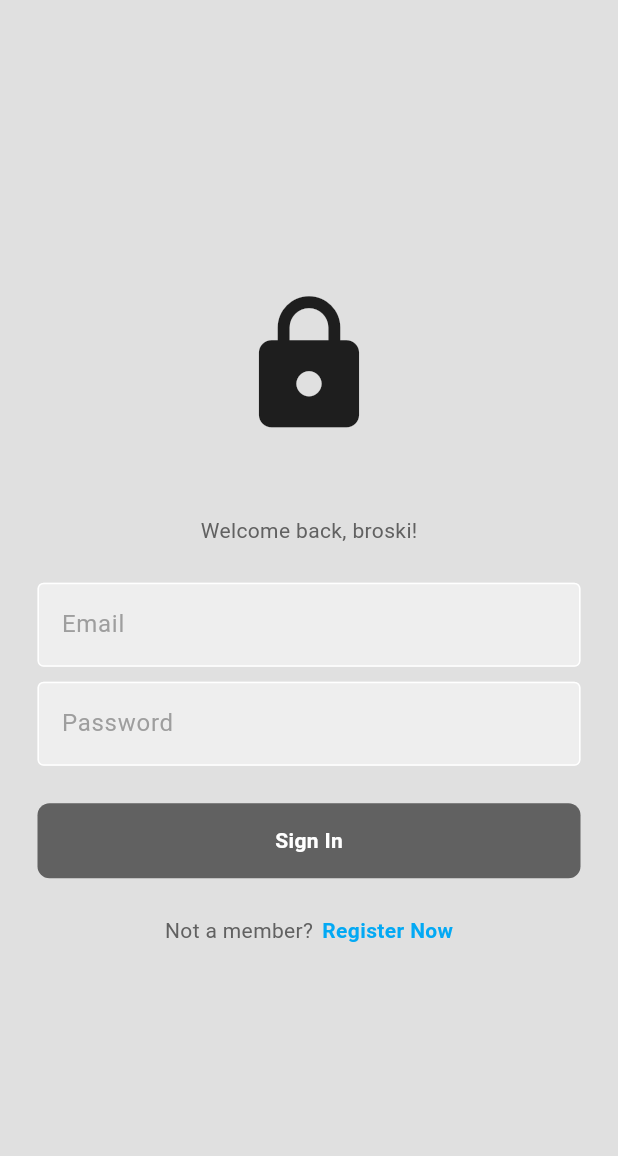
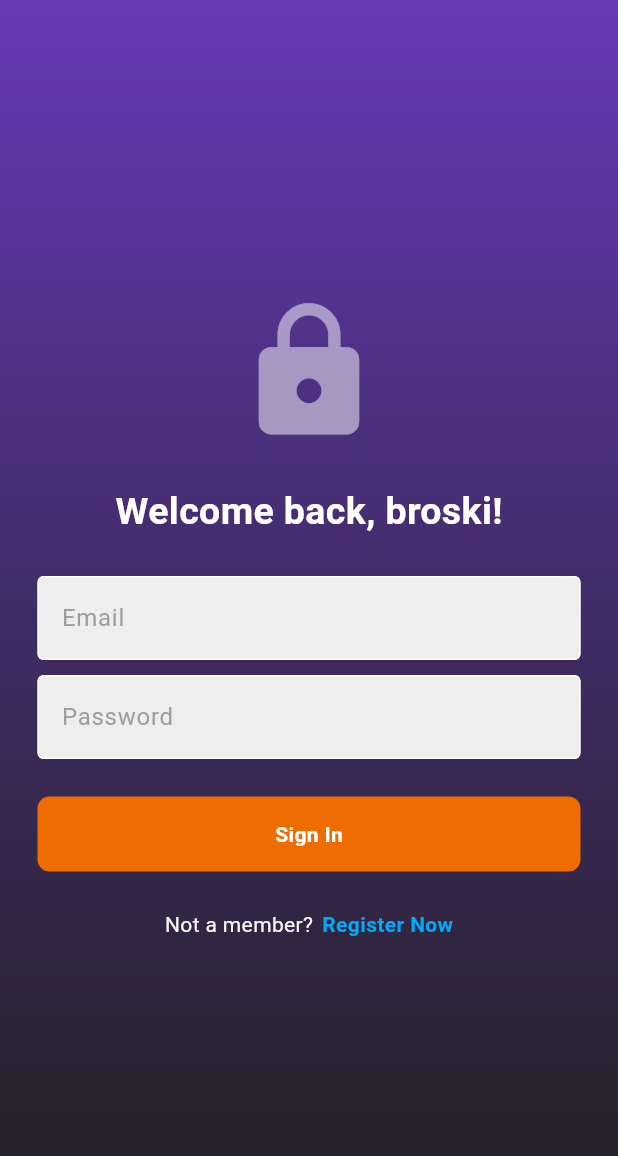
Before and after one commit to Delos-343/SosMed-App, a Flutter app: the screen it shows after launch, on a phone screen of 412 x 824 dp. Shown: the top 1156 px of the screen. Run offline on Flutter 3.47's test engine with Material 3 defaults, Android fonts, the phone set to English and light mode, and no system bars; our stand-ins replace firebase_auth, firebase_core; accounts and stored records are empty; Roboto replaces fonts that are missing (Raleway).

Commit message:
Redesigned UI coloring and typography

```diff
--- a/lib/components/button.dart
+++ b/lib/components/button.dart
@@ -18,7 +18,7 @@ class MyButton extends StatelessWidget {
       child: Container(
         padding: const EdgeInsets.all(15),
         decoration: BoxDecoration(
-          color: Colors.grey[700],
+          color: Colors.orange[800],
           borderRadius: BorderRadius.circular(8)
         ),
         child: Center(
--- a/lib/pages/login_page.dart
+++ b/lib/pages/login_page.dart
@@ -4,20 +4,18 @@ import '../components/button.dart';
 import '../components/text_field.dart';
 
 class LoginPage extends StatefulWidget {
-
   final Function()? onTap;
 
   const LoginPage({
-    super.key,
+    Key? key,
     required this.onTap,
-  });
+  }) : super(key: key);
 
   @override
   State<LoginPage> createState() => _LoginPageState();
 }
 
 class _LoginPageState extends State<LoginPage> {
-
   final emailTextController = TextEditingController();
   final passwordTextController = TextEditingController();
 
@@ -31,8 +29,17 @@ class _LoginPageState extends State<LoginPage> {
   @override
   Widget build(BuildContext context) {
     return Scaffold(
-      backgroundColor: Colors.grey[300],
-      body: SafeArea(
+      backgroundColor: Colors.transparent, // Set background color to transparent
+      body: AnimatedContainer(
+        duration: Duration(seconds: 2), // Duration of the animation
+        decoration: BoxDecoration(
+          gradient: LinearGradient(
+            begin: Alignment.topCenter,
+            end: Alignment.bottomCenter,
+            colors: [Colors.deepPurple, Colors.black87], // Gradient colors
+          ),
+        ),
+        child: SafeArea(
           child: Center(
             child: Padding(
               padding: const EdgeInsets.symmetric(horizontal: 25.0),
@@ -43,15 +50,18 @@ class _LoginPageState extends State<LoginPage> {
                   Icon(
                     Icons.lock,
                     size: 100,
+                    color: Colors.white.withOpacity(0.5),
                   ),
 
-                SizedBox(height: 50),
+                  SizedBox(height: 25),
 
                   // Welcome Back Msg
                   Text(
                     'Welcome back, broski!',
                     style: TextStyle(
-                    color: Colors.grey[700]
+                      fontWeight: FontWeight.bold,
+                      color: Colors.white,
+                      fontSize: 25,
                       ),
                   ),
 
@@ -89,9 +99,7 @@ class _LoginPageState extends State<LoginPage> {
                     children: [
                       Text(
                         'Not a member?',
-                      style: TextStyle(
-                        color: Colors.grey[700]
-                      ),
+                        style: TextStyle(color: Colors.grey[100]),
                       ),
 
                       const SizedBox(width: 6),
@@ -108,8 +116,8 @@ class _LoginPageState extends State<LoginPage> {
                       ),
                     ],
                   ),
-
                 ],
+              ),
             ),
           ),
         ),
```
Lines whose indentation alone changed are shown as unchanged.
